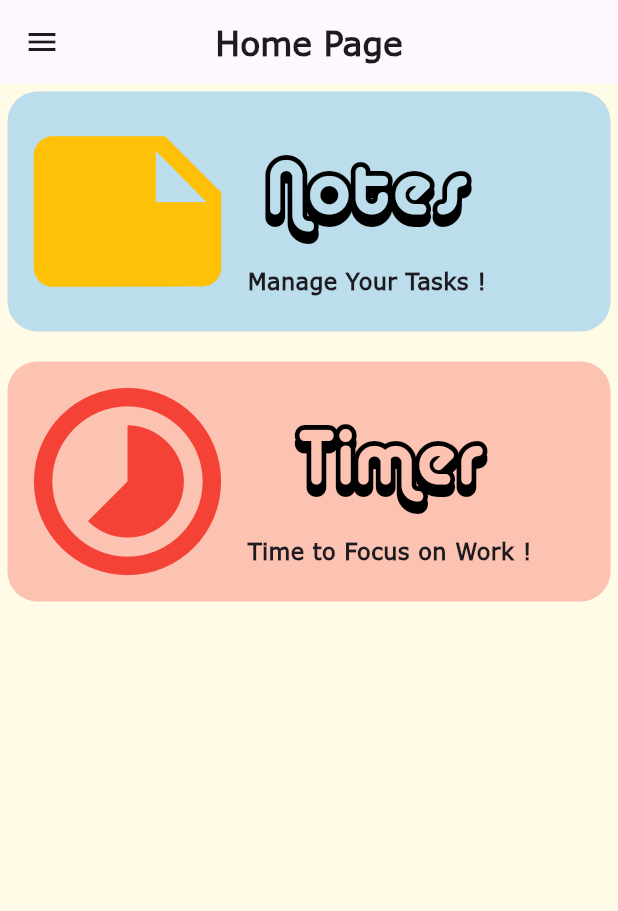
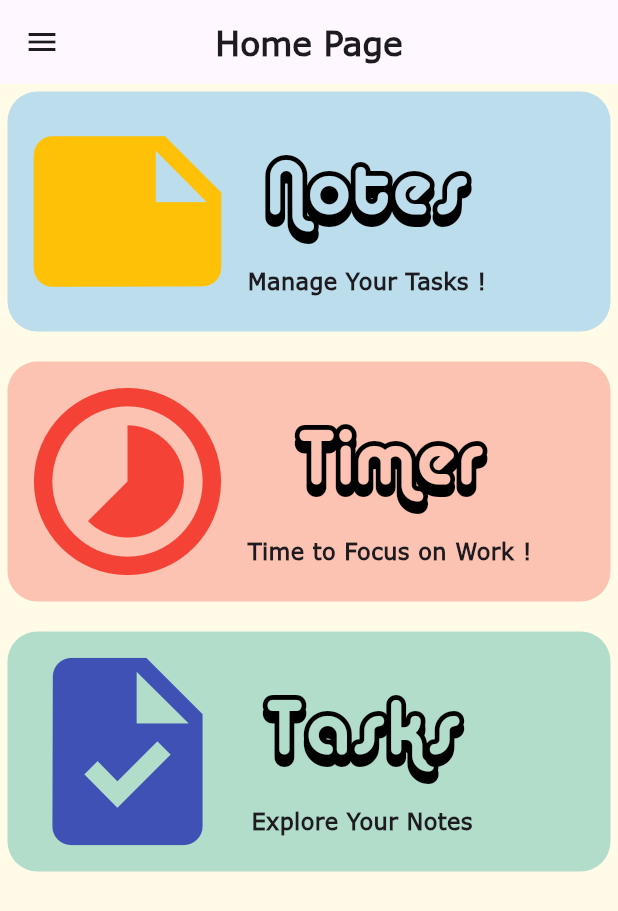
Before and after one commit to zarqizoubir/promodorro_app, a Flutter app: the screen it shows after launch, on a phone screen of 412 x 824 dp. Shown: the top 911 px of the screen. Run offline on Flutter 3.47's test engine with Material 2 defaults, Android fonts, the phone set to English and light mode, and no system bars; our stand-ins replace awesome_extensions, circular_countdown_timer, device_preview, flutter_slidable, get, isar and 1 more; missing offline and left inert: flutter_clean_calendar, flutter_color_picker_wheel, spinner_date_time_picker; accounts and stored records are empty; generated files the repository leaves out were written again; statements that could not run were skipped.

Commit message:
Add Explore Option to Home Screen

```diff
--- a/lib/Views/Home/home_page.dart
+++ b/lib/Views/Home/home_page.dart
@@ -3,6 +3,7 @@ import 'package:get/get.dart';
 
 import 'home_widgets.dart';
 import '../Note/Main Page/note_mainPage.dart';
+import '../Note/Explore/exploreTasks_page.dart';
 import '../Timer/timer_page.dart';
 import '../../Global/Widgets/mainDrawer.dart';
 
@@ -26,14 +27,22 @@ class HomePage extends StatelessWidget {
       body: Column(
         children: [
           TasksManager(onTap: () {
-            Get.to(() => NoteMainPage());
+            Get.offAll(() => NoteMainPage());
           }),
           const SizedBox(
             height: 10,
           ),
           PromodoroManager(onTap: () {
-            Get.to(() => TimerPage());
+            Get.offAll(() => TimerPage());
           }),
+          const SizedBox(
+            height: 10,
+          ),
+          ExploreTasks(
+            onTap: () {
+              Get.to(() => ExplorePage());
+            },
+          ),
         ],
       ),
     );
--- a/lib/Views/Home/home_widgets.dart
+++ b/lib/Views/Home/home_widgets.dart
@@ -104,3 +104,55 @@ Widget PromodoroManager({
         ),
       ),
     );
+
+Widget ExploreTasks({
+  required Function()? onTap,
+}) =>
+    Container(
+      margin: const EdgeInsets.all(5),
+      width: double.maxFinite,
+      height: 160,
+      decoration: BoxDecoration(
+        color: Colors.teal.withOpacity(0.3),
+        borderRadius: BorderRadius.circular(20),
+      ),
+      child: InkWell(
+        onTap: onTap,
+        child: Row(
+          children: [
+            const Padding(
+              padding: EdgeInsets.all(5),
+              child: Icon(
+                Icons.task,
+                size: 150,
+                color: Colors.indigo,
+              ),
+            ),
+            Column(
+              mainAxisAlignment: MainAxisAlignment.center,
+              children: const [
+                Padding(
+                  padding: EdgeInsets.all(10.0),
+                  child: Text(
+                    "Tasks",
+                    style: TextStyle(
+                      fontFamily: "albas",
+                      fontSize: 50,
+                      color: Colors.black,
+                    ),
+                  ),
+                ),
+                Text(
+                  "Explore Your Notes",
+                  style: TextStyle(
+                    fontFamily: "verdana",
+                    fontSize: 15,
+                    fontWeight: FontWeight.bold,
+                  ),
+                )
+              ],
+            ),
+          ],
+        ),
+      ),
+    );
--- a/lib/Views/Note/Explore/exploreTasks_page.dart
+++ b/lib/Views/Note/Explore/exploreTasks_page.dart
@@ -36,7 +36,7 @@ class _ExplorePageState extends State<ExplorePage> {
         actions: [
           IconButton(
               onPressed: () {
-                Get.offAll(() => CalendarPage());
+                Get.to(() => CalendarPage());
               },
               icon: const Icon(Icons.calendar_month_outlined)),
           IconButton(
```
